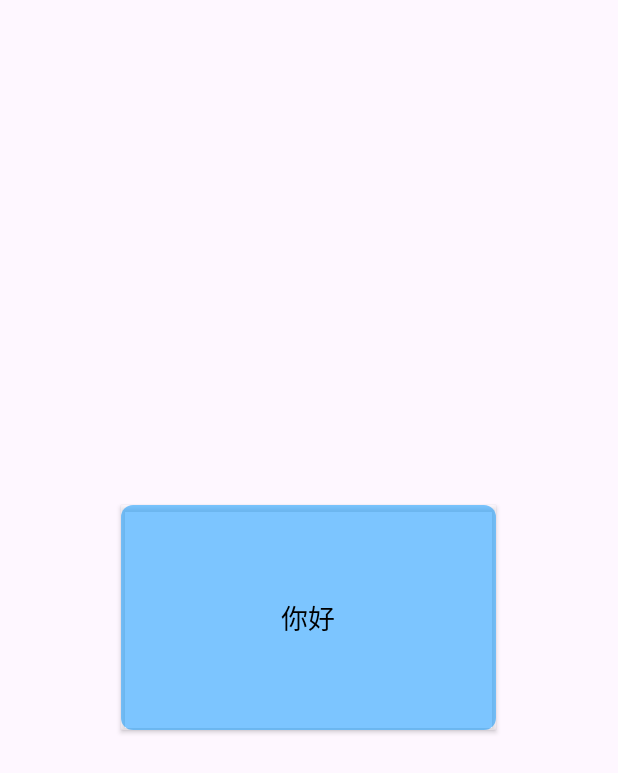
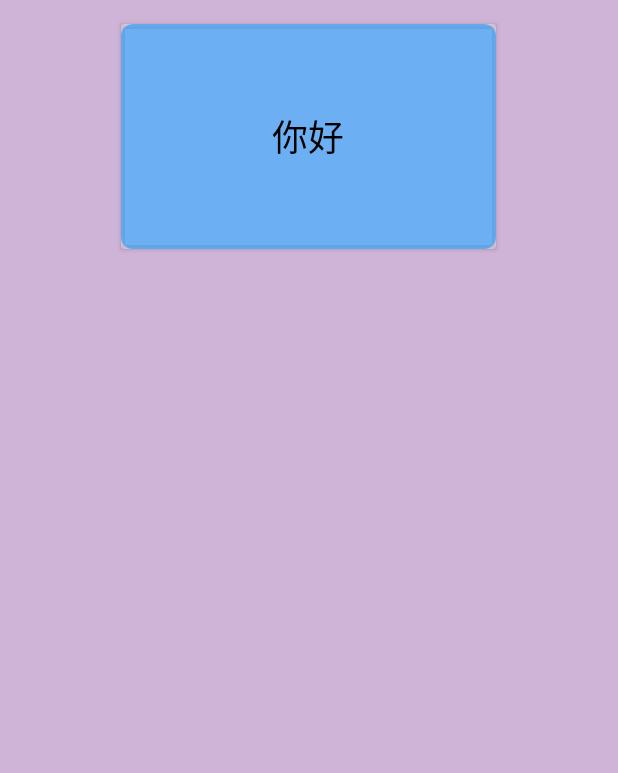
Before and after one commit to danieledellacioppa/FluentCantonese, an Android app: the FlashcardActivity screen opened directly, with no data from a screen before it, on a phone screen of 412 x 824 dp. Shown: the top 773 px of the screen. Run offline under Robolectric (Android 15) with nearby library versions, the phone set to English and light mode, and no system bars.

Commit message:
first attempt of potential feature

```diff
--- a/app/src/main/res/layout/activity_flashcard.xml
+++ b/app/src/main/res/layout/activity_flashcard.xml
@@ -1,5 +1,14 @@
-<androidx.cardview.widget.CardView xmlns:android="http://schemas.android.com/apk/res/android"
+<LinearLayout
+    xmlns:android="http://schemas.android.com/apk/res/android"
     xmlns:app="http://schemas.android.com/apk/res-auto"
+    android:layout_width="match_parent"
+    android:layout_height="match_parent"
+    android:background="@color/dark_cyan"
+    android:orientation="vertical">
+
+    <!-- Altri elementi del layout -->
+
+    <androidx.cardview.widget.CardView
         android:id="@+id/cardView"
         android:layout_width="250dp"
         android:layout_height="150dp"
@@ -31,7 +40,7 @@
                     android:layout_height="wrap_content"
                     android:text="你好"
                     android:textColor="@android:color/black"
-                android:textSize="18sp" />
+                    android:textSize="24sp" />
             </LinearLayout>
 
             <!-- Back Layout -->
@@ -51,9 +60,13 @@
                     android:layout_height="wrap_content"
                     android:text="Hello"
                     android:textColor="@android:color/black"
-                android:textSize="18sp" />
+                    android:textSize="24sp" />
             </LinearLayout>
 
         </ViewFlipper>
 
     </androidx.cardview.widget.CardView>
+
+    <!-- Altri elementi del layout -->
+
+</LinearLayout>
--- a/app/src/main/res/values/colors.xml
+++ b/app/src/main/res/values/colors.xml
@@ -4,4 +4,5 @@
     <color name="white">#FFFFFFFF</color>
     <color name="card_color">#830095FF</color>
     <color name="back_color">#83FFF200</color>
+    <color name="dark_cyan">#48570874</color>
 </resources>
```
Lines whose indentation alone changed are shown as unchanged.
